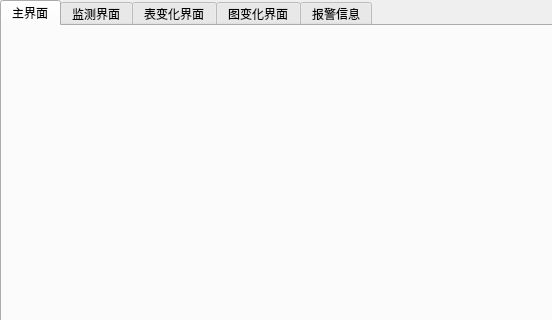
MelonSuika/EmonitorSys, file SpreadSheet/ui/dashboardtabwidget.ui: the form before one commit; both pictures show x 0 to 552 and y 0 to 320 of the 900 by 650 pixel window.
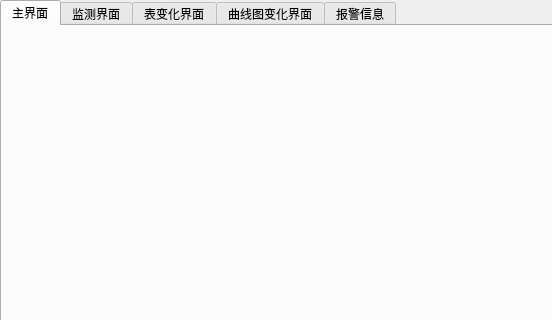
The form after the commit.

Diff of the .ui file:
```diff
--- a/SpreadSheet/ui/dashboardtabwidget.ui
+++ b/SpreadSheet/ui/dashboardtabwidget.ui
@@ -50,7 +50,7 @@
   </widget>
   <widget class="QWidget" name="tab_chart">
    <attribute name="title">
-    <string>图变化界面</string>
+    <string>曲线图变化界面</string>
    </attribute>
    <layout class="QHBoxLayout" name="horizontalLayout_3">
     <item>
```
